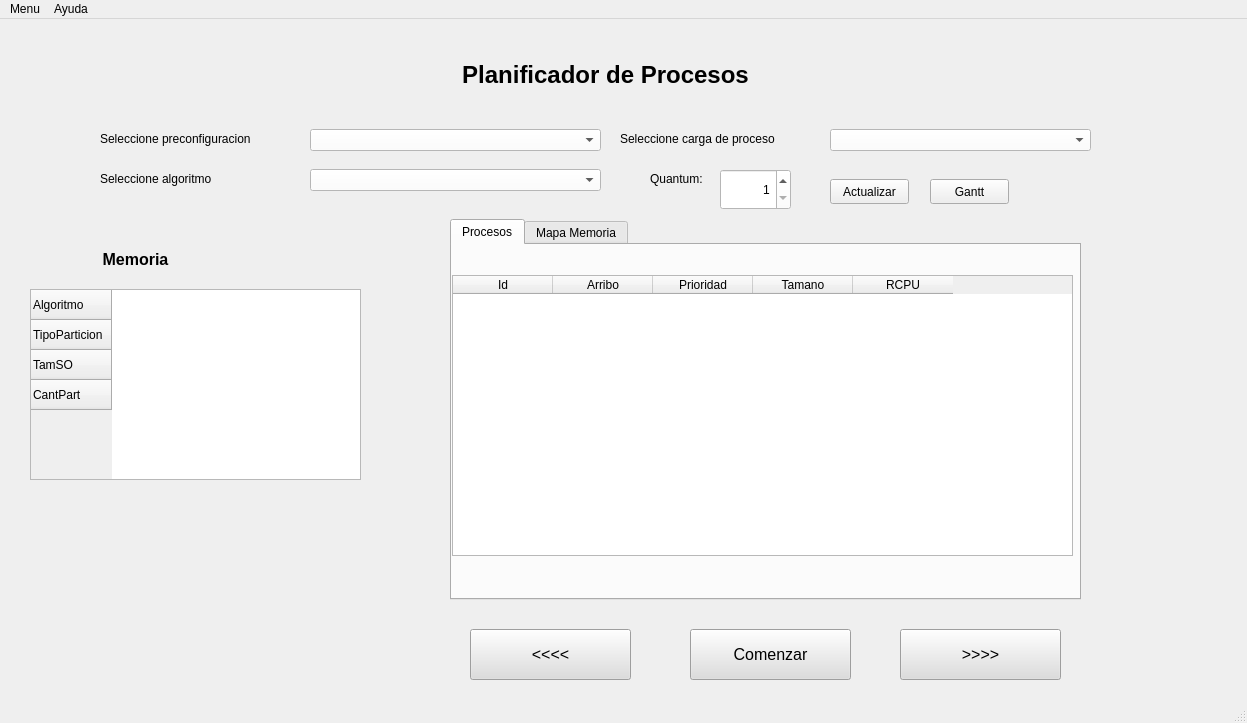
Old version of the form apps/ui/principal.ui in the repository AlejandroFNadal/SistOp2019.
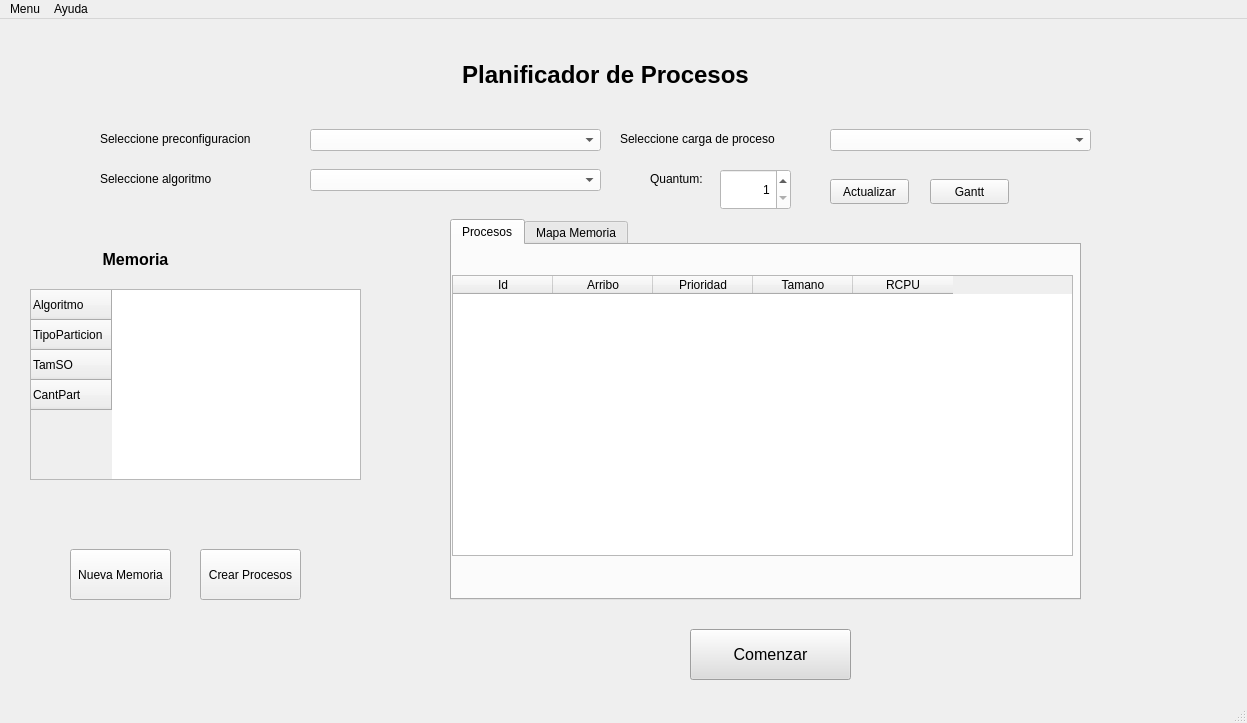
New version of the form.

Commit message: cambios en ui

The edit to the form file:
```diff
--- a/apps/ui/principal.ui
+++ b/apps/ui/principal.ui
@@ -290,52 +290,6 @@
      <string>Seleccione carga de proceso</string>
     </property>
    </widget>
-   <widget class="QPushButton" name="btn_retroceder">
-    <property name="geometry">
-     <rect>
-      <x>470</x>
-      <y>610</y>
-      <width>161</width>
-      <height>51</height>
-     </rect>
-    </property>
-    <property name="font">
-     <font>
-      <pointsize>12</pointsize>
-      <weight>50</weight>
-      <bold>false</bold>
-     </font>
-    </property>
-    <property name="styleSheet">
-     <string notr="true">background-color: rgb(221, 221, 221);</string>
-    </property>
-    <property name="text">
-     <string>&lt;&lt;&lt;&lt;</string>
-    </property>
-   </widget>
-   <widget class="QPushButton" name="btn_avanzar">
-    <property name="geometry">
-     <rect>
-      <x>900</x>
-      <y>610</y>
-      <width>161</width>
-      <height>51</height>
-     </rect>
-    </property>
-    <property name="font">
-     <font>
-      <pointsize>12</pointsize>
-      <weight>50</weight>
-      <bold>false</bold>
-     </font>
-    </property>
-    <property name="styleSheet">
-     <string notr="true">background-color: rgb(221, 221, 221);</string>
-    </property>
-    <property name="text">
-     <string>&gt;&gt;&gt;&gt;</string>
-    </property>
-   </widget>
    <widget class="QPushButton" name="pushButton">
     <property name="geometry">
      <rect>
@@ -362,6 +316,32 @@
      <string>Gantt</string>
     </property>
    </widget>
+   <widget class="QPushButton" name="PB_nuevaMemoria">
+    <property name="geometry">
+     <rect>
+      <x>70</x>
+      <y>530</y>
+      <width>101</width>
+      <height>51</height>
+     </rect>
+    </property>
+    <property name="text">
+     <string>Nueva Memoria</string>
+    </property>
+   </widget>
+   <widget class="QPushButton" name="PB_crearProcesos">
+    <property name="geometry">
+     <rect>
+      <x>200</x>
+      <y>530</y>
+      <width>101</width>
+      <height>51</height>
+     </rect>
+    </property>
+    <property name="text">
+     <string>Crear Procesos</string>
+    </property>
+   </widget>
   </widget>
   <widget class="QMenuBar" name="menubar">
    <property name="geometry">
```
The commit also changes 2 other files.
